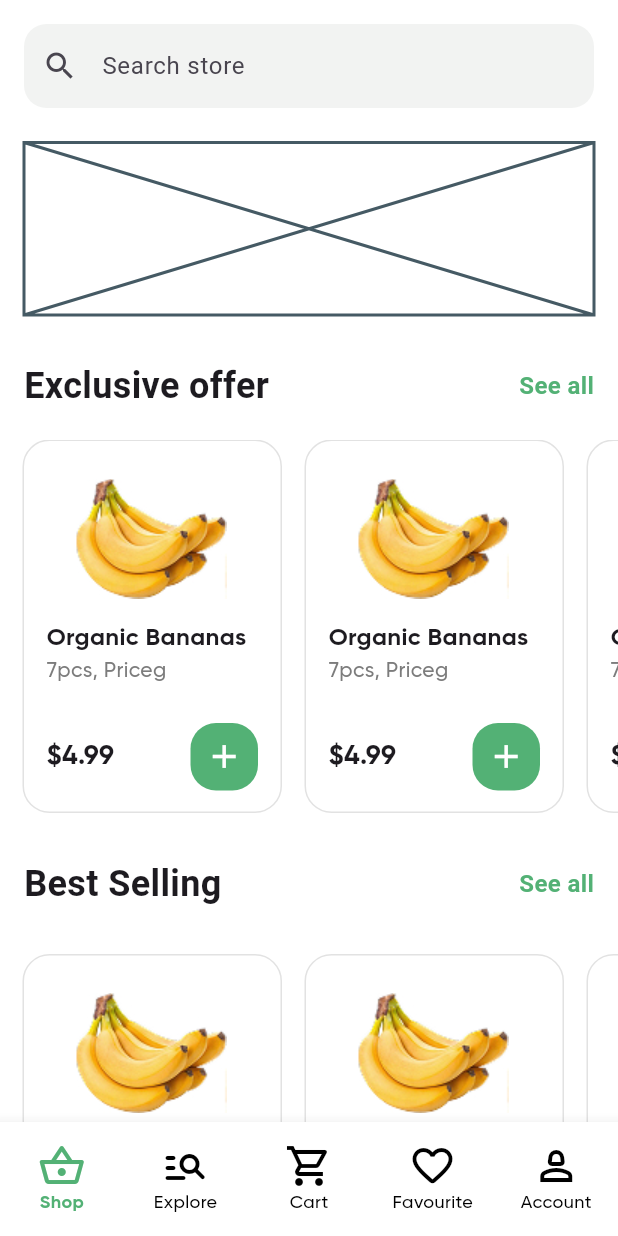
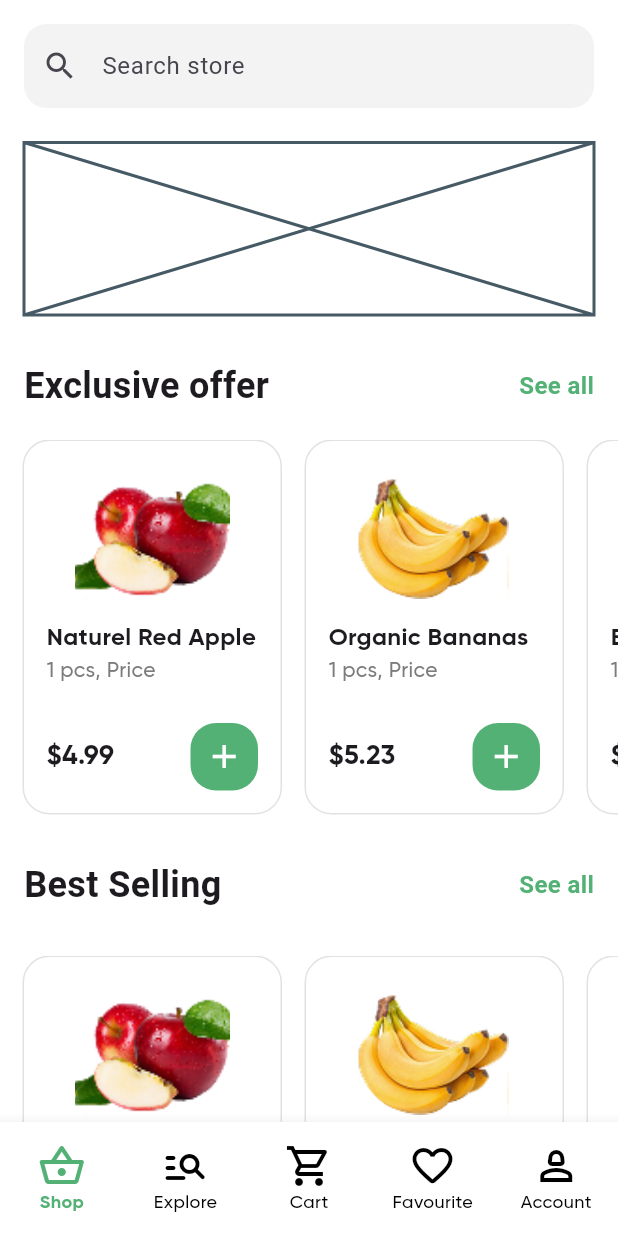
Before and after one commit to EspeonDev/Grocerystore, a Flutter app: the screen it shows after launch, on a phone screen of 412 x 824 dp. Run offline on Flutter 3.47's test engine with Material 3 defaults, Android fonts, the phone set to English and light mode, and no system bars.

Commit message:
added product model

```diff
--- a/lib/main.dart
+++ b/lib/main.dart
@@ -1,6 +1,7 @@
 import 'package:flutter/material.dart';
 import 'package:grocery_store/screens/explore_screen.dart';
 import 'package:grocery_store/screens/home_screen.dart';
+import 'package:grocery_store/screens/main_screen.dart';
 import 'package:grocery_store/screens/product_detail.dart';
 
 void main() {
@@ -13,7 +14,7 @@ class App extends StatelessWidget {
   @override
   Widget build(BuildContext context) {
     return MaterialApp(debugShowCheckedModeBanner: false, routes: {
-      '/': (context) => HomeScreen(),
+      '/': (context) => MainScreen(),
       '/product_detail': (context) => ProductDetail(),
       '/explore': (context) => ExploreScreen(),
     });
--- /dev/null
+++ b/lib/models/product_model.dart
@@ -0,0 +1,18 @@
+class Product {
+  final int id;
+  final String name;
+  double price;
+  int quantity;
+  final String imgPath;
+
+  Product(this.id, this.name, this.price, this.quantity, this.imgPath);
+}
+
+List<Product> products = [
+  Product(1, 'Naturel Red Apple', 4.99, 1, 'assets/images/apple.png'),
+  Product(2, 'Organic Bananas', 5.23, 1, 'assets/images/bananas.jpg'),
+  Product(3, 'Bell Pepper Red', 6.75, 1, 'assets/images/pepper.png'),
+  Product(4, 'Ginger', 8.99, 1, 'assets/images/ginger.png'),
+  Product(5, 'Beef Bone', 4.99, 1, 'assets/images/beef.png'),
+  Product(6, 'Broiler Chicken', 4.99, 1, 'assets/images/chicken.png'),
+];
--- a/lib/screens/home_screen.dart
+++ b/lib/screens/home_screen.dart
@@ -1,4 +1,5 @@
 import 'package:flutter/material.dart';
+import 'package:grocery_store/models/product_model.dart';
 
 import '/widgets/card_widget.dart';
 
@@ -28,41 +29,6 @@ class _HomeScreenState extends State<HomeScreen> {
       debugShowCheckedModeBanner: false,
       home: Scaffold(
         backgroundColor: Colors.white,
-        bottomNavigationBar: SizedBox(
-          height: 76,
-          child: BottomNavigationBar(
-            backgroundColor: Colors.white,
-            iconSize: 32,
-            selectedItemColor: const Color(0xFF53B175),
-            unselectedItemColor: Colors.black,
-            currentIndex: _selectedIndex,
-            type: BottomNavigationBarType.fixed,
-            items: const [
-              BottomNavigationBarItem(
-                  icon: Icon(Icons.shopping_basket_outlined), label: "Shop"),
-              BottomNavigationBarItem(
-                  icon: Icon(Icons.manage_search_rounded), label: "Explore"),
-              BottomNavigationBarItem(
-                  icon: Icon(Icons.shopping_cart_outlined), label: "Cart"),
-              BottomNavigationBarItem(
-                  icon: Icon(Icons.favorite_outline_rounded),
-                  label: "Favourite"),
-              BottomNavigationBarItem(
-                  icon: Icon(Icons.person_2_outlined), label: "Account"),
-            ],
-            onTap: onSelectedTab,
-            selectedLabelStyle: const TextStyle(
-              fontSize: 12, // Размер шрифта для выбранного элемента
-              fontWeight: FontWeight.bold, // Жирный шрифт
-              fontFamily: 'Gilroy', // Укажите ваш шрифт здесь
-            ),
-            unselectedLabelStyle: const TextStyle(
-              fontSize: 12, // Размер шрифта для невыбранных элементов
-              fontWeight: FontWeight.normal, // Обычный шрифт
-              fontFamily: 'Gilroy', // Укажите ваш шрифт здесь
-            ),
-          ),
-        ),
         body: SingleChildScrollView(
           child: SafeArea(
             child: Padding(
@@ -101,39 +67,33 @@ class _HomeScreenState extends State<HomeScreen> {
                   const SizedBox(
                     height: 19,
                   ),
-                  const SingleChildScrollView(
-                    scrollDirection: Axis.horizontal,
-                    child: Row(
-                      children: [
-                        SizedBox(width: 15),
-                        CardWidget(),
-                        SizedBox(width: 15),
-                        CardWidget(),
-                        SizedBox(width: 15),
-                        CardWidget(),
-                        SizedBox(width: 15),
-                        CardWidget(),
-                        SizedBox(width: 15),
-                      ],
+                  SizedBox(
+                    height: 250,
+                    child: ListView.builder(
+                      scrollDirection: Axis.horizontal,
+                      itemCount: products.length,
+                      itemBuilder: (context, index) {
+                        return Padding(
+                          padding: const EdgeInsets.only(left: 15),
+                          child: CardWidget(product: products[index]),
+                        );
+                      },
                     ),
                   ),
                   const SizedBox(height: 30),
                   const SectionTitle(title: 'Best Selling'),
                   const SizedBox(height: 30),
-                  const SingleChildScrollView(
-                    scrollDirection: Axis.horizontal,
-                    child: Row(
-                      children: [
-                        SizedBox(width: 15),
-                        CardWidget(),
-                        SizedBox(width: 15),
-                        CardWidget(),
-                        SizedBox(width: 15),
-                        CardWidget(),
-                        SizedBox(width: 15),
-                        CardWidget(),
-                        SizedBox(width: 15),
-                      ],
+                  SizedBox(
+                    height: 250,
+                    child: ListView.builder(
+                      scrollDirection: Axis.horizontal,
+                      itemCount: products.length,
+                      itemBuilder: (context, index) {
+                        return Padding(
+                          padding: const EdgeInsets.only(left: 15),
+                          child: CardWidget(product: products[index]),
+                        );
+                      },
                     ),
                   ),
                   const SizedBox(height: 30),
@@ -197,20 +157,17 @@ class _HomeScreenState extends State<HomeScreen> {
                     ),
                   ),
                   const SizedBox(height: 15),
-                  const SingleChildScrollView(
-                    scrollDirection: Axis.horizontal,
-                    child: Row(
-                      children: [
-                        SizedBox(width: 15),
-                        CardWidget(),
-                        SizedBox(width: 15),
-                        CardWidget(),
-                        SizedBox(width: 15),
-                        CardWidget(),
-                        SizedBox(width: 15),
-                        CardWidget(),
-                        SizedBox(width: 15),
-                      ],
+                  SizedBox(
+                    height: 250,
+                    child: ListView.builder(
+                      scrollDirection: Axis.horizontal,
+                      itemCount: products.length,
+                      itemBuilder: (context, index) {
+                        return Padding(
+                          padding: const EdgeInsets.only(left: 15),
+                          child: CardWidget(product: products[index]),
+                        );
+                      },
                     ),
                   ),
                 ],
--- /dev/null
+++ b/lib/screens/main_screen.dart
@@ -0,0 +1,72 @@
+import 'package:flutter/material.dart';
+import 'package:grocery_store/screens/explore_screen.dart';
+import 'package:grocery_store/screens/home_screen.dart';
+import 'package:grocery_store/screens/product_detail.dart';
+
+class MainScreen extends StatefulWidget {
+  const MainScreen({super.key});
+
+  @override
+  State<MainScreen> createState() => _MainScreenState();
+}
+
+class _MainScreenState extends State<MainScreen> {
+  int _selectedIndex = 0;
+  static List<Widget> pages = <Widget>[
+    HomeScreen(),
+    ExploreScreen(),
+    ProductDetail(),
+  ];
+  void onSelectedTab(int index) {
+    if (_selectedIndex == index) return;
+    setState(() {
+      _selectedIndex = index;
+    });
+  }
+
+  @override
+  Widget build(BuildContext context) {
+    return MaterialApp(
+      debugShowCheckedModeBanner: false,
+      home: Scaffold(
+        body: pages[_selectedIndex],
+        backgroundColor: Colors.white,
+        bottomNavigationBar: SizedBox(
+          height: 76,
+          child: BottomNavigationBar(
+            backgroundColor: Colors.white,
+            iconSize: 32,
+            selectedItemColor: const Color(0xFF53B175),
+            unselectedItemColor: Colors.black,
+            currentIndex: _selectedIndex,
+            type: BottomNavigationBarType.fixed,
+            items: const [
+              BottomNavigationBarItem(
+                  icon: Icon(Icons.shopping_basket_outlined), label: "Shop"),
+              BottomNavigationBarItem(
+                  icon: Icon(Icons.manage_search_rounded), label: "Explore"),
+              BottomNavigationBarItem(
+                  icon: Icon(Icons.shopping_cart_outlined), label: "Cart"),
+              BottomNavigationBarItem(
+                  icon: Icon(Icons.favorite_outline_rounded),
+                  label: "Favourite"),
+              BottomNavigationBarItem(
+                  icon: Icon(Icons.person_2_outlined), label: "Account"),
+            ],
+            onTap: onSelectedTab,
+            selectedLabelStyle: const TextStyle(
+              fontSize: 12,
+              fontWeight: FontWeight.bold,
+              fontFamily: 'Gilroy',
+            ),
+            unselectedLabelStyle: const TextStyle(
+              fontSize: 12,
+              fontWeight: FontWeight.normal,
+              fontFamily: 'Gilroy',
+            ),
+          ),
+        ),
+      ),
+    );
+  }
+}
--- a/lib/widgets/card_widget.dart
+++ b/lib/widgets/card_widget.dart
@@ -1,9 +1,10 @@
 import 'package:flutter/material.dart';
+import 'package:grocery_store/models/product_model.dart';
 
 class CardWidget extends StatelessWidget {
-  const CardWidget({
-    super.key,
-  });
+  final Product product;
+
+  const CardWidget({super.key, required this.product});
 
   @override
   Widget build(BuildContext context) {
@@ -29,36 +30,36 @@ class CardWidget extends StatelessWidget {
           children: [
             Padding(
               padding: const EdgeInsets.symmetric(horizontal: 19),
-              child: Image.asset('assets/images/bananas.jpg'),
+              child: Image.asset(
+                product.imgPath,
+                height: 80,
+                fit: BoxFit.cover,
+              ),
             ),
-            const SizedBox(
-              height: 15,
-            ),
-            const Text(
-              'Organic Bananas',
-              style: TextStyle(
+            const SizedBox(height: 15),
+            Text(
+              product.name,
+              style: const TextStyle(
                 fontFamily: 'Gilroy',
                 fontSize: 16,
                 fontWeight: FontWeight.bold,
               ),
             ),
-            const Text(
-              '7pcs, Priceg',
-              style: TextStyle(
+            Text(
+              '${product.quantity} pcs, Price',
+              style: const TextStyle(
                 fontFamily: 'Gilroy',
                 color: Color(0xFF7C7C7C),
                 fontWeight: FontWeight.w500,
               ),
             ),
-            const SizedBox(
-              height: 25,
-            ),
+            const SizedBox(height: 25),
             Row(
               mainAxisAlignment: MainAxisAlignment.spaceBetween,
               children: [
-                const Text(
-                  r'$4.99',
-                  style: TextStyle(
+                Text(
+                  '\$${product.price.toStringAsFixed(2)}',
+                  style: const TextStyle(
                     fontSize: 18,
                     fontFamily: 'Gilroy',
                     fontWeight: FontWeight.bold,
```
Also changed, not shown: assets/images/apple.png (added), assets/images/beef.png (added), assets/images/chicken.png (added), assets/images/ginger.png (added), assets/images/pepper.png (added).
